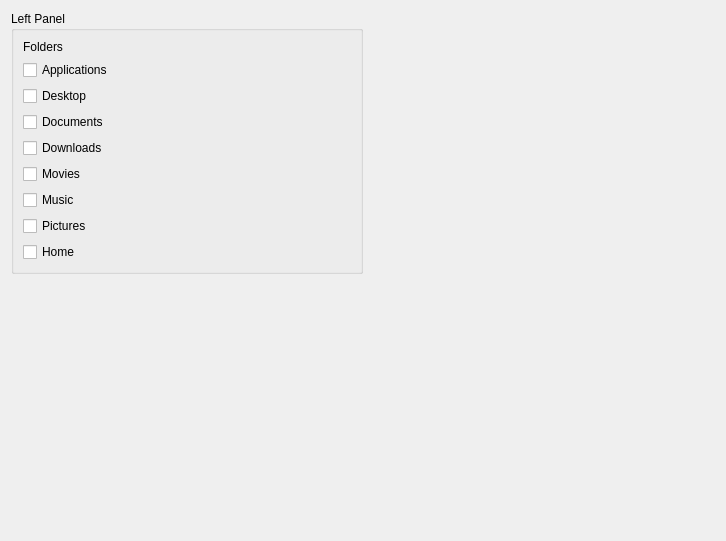
Before: the Qt Designer form src/plugins/filemanagerplugin/filemanagersettingswidget.ui in ABBAPOH/andromeda, drawn with Qt 5.
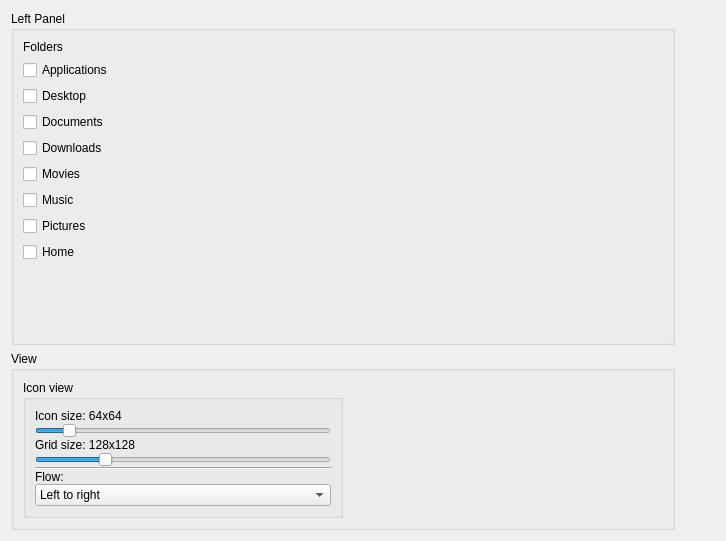
After: the same form once the commit is applied.

Commit message: Added icon view settings

```diff
--- a/src/plugins/filemanagerplugin/filemanagersettingswidget.ui
+++ b/src/plugins/filemanagerplugin/filemanagersettingswidget.ui
@@ -13,7 +13,7 @@
   <property name="windowTitle">
    <string>Form</string>
   </property>
-  <layout class="QGridLayout" name="gridLayout" rowstretch="1,1" columnstretch="1,1">
+  <layout class="QGridLayout" name="gridLayout" rowstretch="1,0" columnstretch="1,0">
    <item row="0" column="0">
     <widget class="QGroupBox" name="groupBox">
      <property name="title">
@@ -102,19 +102,6 @@
      </layout>
     </widget>
    </item>
-   <item row="1" column="0">
-    <spacer name="verticalSpacer">
-     <property name="orientation">
-      <enum>Qt::Vertical</enum>
-     </property>
-     <property name="sizeHint" stdset="0">
-      <size>
-       <width>20</width>
-       <height>40</height>
-      </size>
-     </property>
-    </spacer>
-   </item>
    <item row="0" column="1">
     <spacer name="horizontalSpacer">
      <property name="orientation">
@@ -128,6 +115,126 @@
      </property>
     </spacer>
    </item>
+   <item row="1" column="0">
+    <widget class="QGroupBox" name="groupBox_2">
+     <property name="title">
+      <string>View</string>
+     </property>
+     <layout class="QHBoxLayout" name="horizontalLayout" stretch="1,1">
+      <item>
+       <widget class="QGroupBox" name="groupBox_3">
+        <property name="title">
+         <string>Icon view</string>
+        </property>
+        <layout class="QVBoxLayout" name="verticalLayout_2">
+         <property name="spacing">
+          <number>0</number>
+         </property>
+         <item>
+          <widget class="QLabel" name="iconSizeLabel">
+           <property name="text">
+            <string>Icon size: 64x64</string>
+           </property>
+          </widget>
+         </item>
+         <item>
+          <widget class="QSlider" name="iconSizeSlider">
+           <property name="minimum">
+            <number>4</number>
+           </property>
+           <property name="maximum">
+            <number>128</number>
+           </property>
+           <property name="singleStep">
+            <number>4</number>
+           </property>
+           <property name="pageStep">
+            <number>16</number>
+           </property>
+           <property name="value">
+            <number>16</number>
+           </property>
+           <property name="orientation">
+            <enum>Qt::Horizontal</enum>
+           </property>
+          </widget>
+         </item>
+         <item>
+          <widget class="QLabel" name="gridSizeLabel">
+           <property name="text">
+            <string>Grid size: 128x128</string>
+           </property>
+          </widget>
+         </item>
+         <item>
+          <widget class="QSlider" name="gridSizeSlider">
+           <property name="minimum">
+            <number>4</number>
+           </property>
+           <property name="maximum">
+            <number>128</number>
+           </property>
+           <property name="singleStep">
+            <number>4</number>
+           </property>
+           <property name="pageStep">
+            <number>16</number>
+           </property>
+           <property name="value">
+            <number>32</number>
+           </property>
+           <property name="orientation">
+            <enum>Qt::Horizontal</enum>
+           </property>
+          </widget>
+         </item>
+         <item>
+          <widget class="Line" name="line">
+           <property name="orientation">
+            <enum>Qt::Horizontal</enum>
+           </property>
+          </widget>
+         </item>
+         <item>
+          <widget class="QLabel" name="label_2">
+           <property name="text">
+            <string>Flow:</string>
+           </property>
+          </widget>
+         </item>
+         <item>
+          <widget class="QComboBox" name="flowComboBox">
+           <item>
+            <property name="text">
+             <string>Left to right</string>
+            </property>
+           </item>
+           <item>
+            <property name="text">
+             <string>Top to bottom</string>
+            </property>
+           </item>
+          </widget>
+         </item>
+        </layout>
+       </widget>
+      </item>
+      <item>
+       <spacer name="horizontalSpacer_2">
+        <property name="orientation">
+         <enum>Qt::Horizontal</enum>
+        </property>
+        <property name="sizeHint" stdset="0">
+         <size>
+          <width>40</width>
+          <height>20</height>
+         </size>
+        </property>
+       </spacer>
+      </item>
+     </layout>
+    </widget>
+   </item>
   </layout>
  </widget>
  <resources/>
```
The commit also changes 6 other files.
